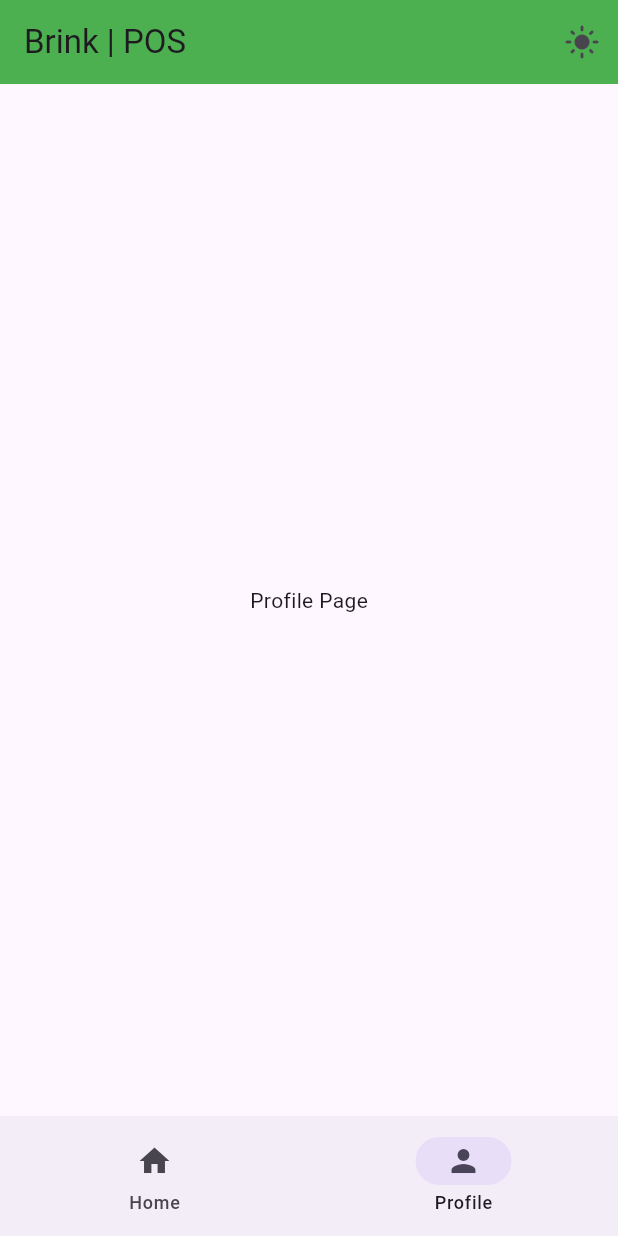
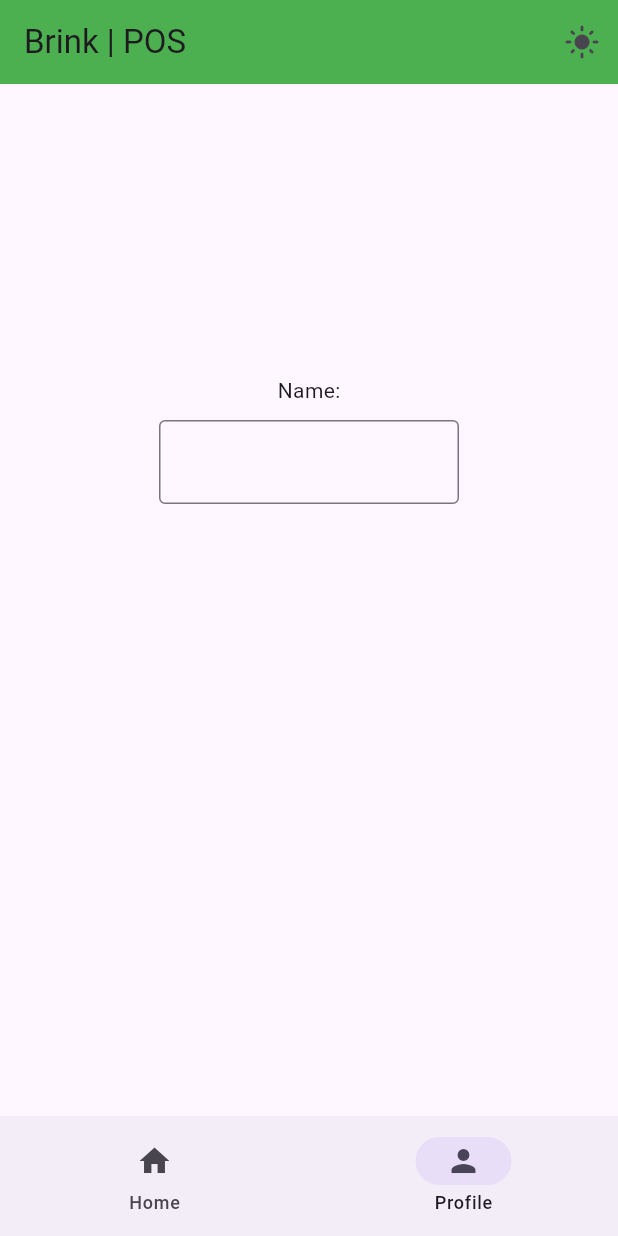
Before and after one commit to Metkkka/FlutterExe, a Flutter app: the screen it shows after launch, item 2 of the bottom bar chosen, on a phone screen of 412 x 824 dp. Run offline on Flutter 3.47's test engine with Material 3 defaults, Android fonts, the light colour scheme and no system bars.

Commit message:
TextField

```diff
--- a/lib/data/notifiers.dart
+++ b/lib/data/notifiers.dart
@@ -8,3 +8,5 @@ ValueNotifier<int> selectedPageNotifier = ValueNotifier(0);
 ValueNotifier<bool> isLightNotifier = ValueNotifier(false);
 
 ValueNotifier<int> numberSelectedNotifier = ValueNotifier(0);
+
+ValueNotifier<String> textFieldNotifier = ValueNotifier("");
--- a/lib/views/pages/profile_page.dart
+++ b/lib/views/pages/profile_page.dart
@@ -1,12 +1,45 @@
 import 'package:flutter/material.dart';
+import 'package:metkaexeflutter/data/notifiers.dart';
 
-class ProfilePage extends StatelessWidget {
+class ProfilePage extends StatefulWidget {
   const ProfilePage({super.key});
 
   @override
+  State<ProfilePage> createState() => _ProfilePageState();
+}
+
+class _ProfilePageState extends State<ProfilePage> {
+  @override
   Widget build(BuildContext context) {
     return Center(
-      child: Text("Profile Page"),
+      child: SizedBox(
+        width: 200,
+        height: 300,
+        child: Column(
+          spacing: 10,
+          children: [
+            Text("Name:"),
+            ValueListenableBuilder(
+                valueListenable: textFieldNotifier,
+                builder: (context, text, child) {
+                  return Column(
+                    children: [
+                      TextField(
+                        decoration: InputDecoration(
+                            border: OutlineInputBorder()
+                        ),
+                        onChanged: (value) {
+                          textFieldNotifier.value = value;
+                        },
+                      ),
+                      Text(text)
+                    ],
+                  );
+                }
+            )
+          ],
+        ),
+      ),
     );
   }
 }
--- a/lib/views/widget_tree.dart
+++ b/lib/views/widget_tree.dart
@@ -28,10 +28,8 @@ class WidgetTree extends StatelessWidget {
                           valueListenable: isLightNotifier,
                           builder: (context, isLight, child) {
                             if(isLight) {
-                              print(true);
                               return Icon(Icons.dark_mode);
                             } else {
-                              print(false);
                               return Icon(Icons.light_mode);
                             }
                           }
```
